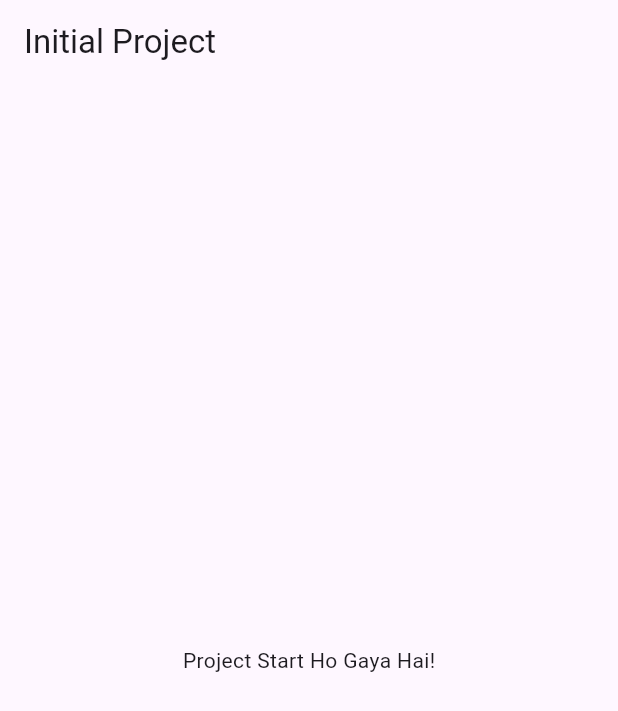
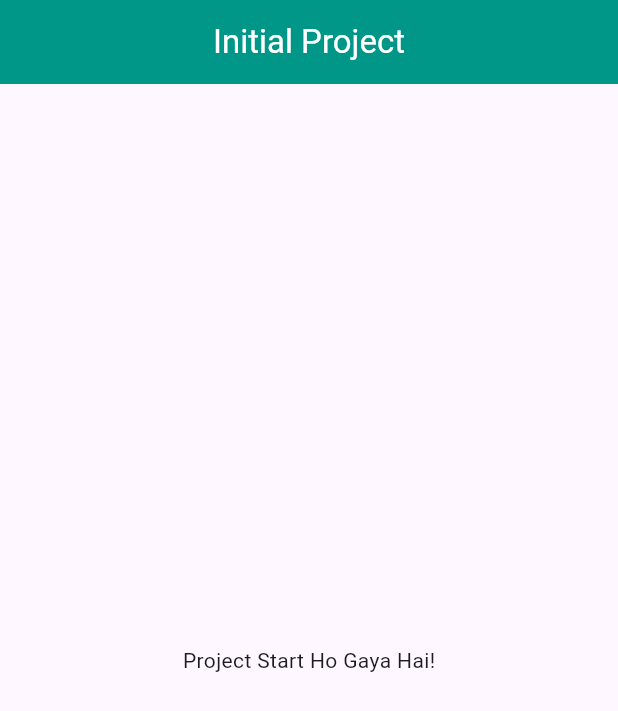
Before and after one commit to faheemnaveed07/flutter-collab-practice, a Flutter app: the screen it shows after launch, on a phone screen of 412 x 824 dp. Shown: the top 711 px of the screen. Run offline on Flutter 3.47's test engine with Material 3 defaults, Android fonts, the phone set to English and light mode, and no system bars.

Commit message:
modified appbar with colors by zain_dev

```diff
--- a/lib/main.dart
+++ b/lib/main.dart
@@ -25,7 +25,14 @@ class MyHomePage extends StatelessWidget {
     // Yahan humara initial UI code hai
     return Scaffold(
       // ABHI APPBAR SIMPLE HAI
-      appBar: AppBar(title: const Text('Initial Project')),
+      appBar: AppBar(
+        backgroundColor: Colors.teal,
+        centerTitle: true,
+        title: const Text(
+          'Initial Project',
+          style: TextStyle(color: Colors.white),
+        ),
+      ),
       // ABHI BODY KHAALI HAI
       body: const Center(child: Text('Project Start Ho Gaya Hai!')),
       // ABHI KOI FLOATING ACTION BUTTON NAHI HAI
```
